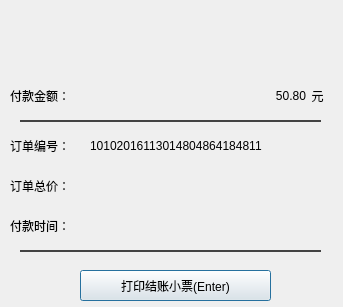
Old version of the form bbqshop/bbqshop/PaySuccessShowDlg.ui in the repository qinan2014/bbqshop.
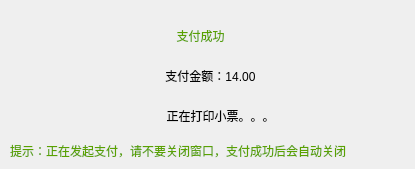
New version of the form.

Commit message: 支付结果显示窗口

Patch:
```diff
--- a/bbqshop/bbqshop/PaySuccessShowDlg.ui
+++ b/bbqshop/bbqshop/PaySuccessShowDlg.ui
@@ -6,262 +6,86 @@
    <rect>
     <x>0</x>
     <y>0</y>
-    <width>343</width>
-    <height>307</height>
+    <width>415</width>
+    <height>169</height>
    </rect>
   </property>
   <property name="windowTitle">
    <string>PaySuccessShowDlg</string>
   </property>
-  <widget class="QWidget" name="widget" native="true">
+  <widget class="QLabel" name="label">
    <property name="geometry">
     <rect>
      <x>10</x>
-     <y>130</y>
-     <width>321</width>
-     <height>31</height>
+     <y>140</y>
+     <width>401</width>
+     <height>21</height>
     </rect>
    </property>
-   <widget class="QLabel" name="label">
-    <property name="geometry">
-     <rect>
-      <x>0</x>
-      <y>0</y>
-      <width>71</width>
-      <height>31</height>
-     </rect>
-    </property>
-    <property name="styleSheet">
-     <string notr="true">font: 75 10pt &quot;Arial&quot;;</string>
-    </property>
-    <property name="text">
-     <string>订单编号：</string>
-    </property>
-   </widget>
-   <widget class="QLabel" name="labTradeNo">
-    <property name="geometry">
-     <rect>
-      <x>80</x>
-      <y>0</y>
-      <width>241</width>
-      <height>31</height>
-     </rect>
-    </property>
-    <property name="styleSheet">
-     <string notr="true">font: 75 12pt &quot;Arial&quot;;</string>
-    </property>
-    <property name="text">
-     <string>10102016113014804864184811</string>
-    </property>
-   </widget>
-  </widget>
-  <widget class="QWidget" name="widget_2" native="true">
-   <property name="geometry">
-    <rect>
-     <x>10</x>
-     <y>210</y>
-     <width>321</width>
-     <height>31</height>
-    </rect>
+   <property name="styleSheet">
+    <string notr="true">color: rgb(90, 162, 0);
+font: bold 10pt &quot;Arial&quot;;</string>
    </property>
-   <widget class="QLabel" name="label_3">
-    <property name="geometry">
-     <rect>
-      <x>0</x>
-      <y>0</y>
-      <width>71</width>
-      <height>31</height>
-     </rect>
-    </property>
-    <property name="styleSheet">
-     <string notr="true">font: 75 10pt &quot;Arial&quot;;</string>
-    </property>
-    <property name="text">
-     <string>付款时间：</string>
-    </property>
-   </widget>
-   <widget class="QLabel" name="labTradeTime">
-    <property name="geometry">
-     <rect>
-      <x>80</x>
-      <y>0</y>
-      <width>231</width>
-      <height>31</height>
-     </rect>
-    </property>
-    <property name="styleSheet">
-     <string notr="true">font: 75 12pt &quot;Arial&quot;;</string>
-    </property>
-    <property name="text">
-     <string/>
-    </property>
-    <property name="alignment">
-     <set>Qt::AlignRight|Qt::AlignTrailing|Qt::AlignVCenter</set>
-    </property>
-   </widget>
-  </widget>
-  <widget class="QWidget" name="widget_5" native="true">
-   <property name="geometry">
-    <rect>
-     <x>10</x>
-     <y>170</y>
-     <width>321</width>
-     <height>31</height>
-    </rect>
+   <property name="text">
+    <string>提示：正在发起支付，请不要关闭窗口，支付成功后会自动关闭</string>
    </property>
-   <widget class="QLabel" name="label_9">
-    <property name="geometry">
-     <rect>
-      <x>0</x>
-      <y>0</y>
-      <width>71</width>
-      <height>31</height>
-     </rect>
-    </property>
-    <property name="styleSheet">
-     <string notr="true">font: 75 10pt &quot;Arial&quot;;</string>
-    </property>
-    <property name="text">
-     <string>订单总价：</string>
-    </property>
-   </widget>
-   <widget class="QLabel" name="labTradeValue">
-    <property name="geometry">
-     <rect>
-      <x>80</x>
-      <y>0</y>
-      <width>231</width>
-      <height>31</height>
-     </rect>
-    </property>
-    <property name="styleSheet">
-     <string notr="true">font: 75 12pt &quot;Arial&quot;;</string>
-    </property>
-    <property name="text">
-     <string/>
-    </property>
-    <property name="alignment">
-     <set>Qt::AlignRight|Qt::AlignTrailing|Qt::AlignVCenter</set>
-    </property>
-   </widget>
   </widget>
-  <widget class="QPushButton" name="pbtPrint">
+  <widget class="QLabel" name="payStatus1">
    <property name="geometry">
     <rect>
-     <x>80</x>
-     <y>270</y>
-     <width>191</width>
+     <x>0</x>
+     <y>20</y>
+     <width>401</width>
      <height>31</height>
     </rect>
    </property>
    <property name="styleSheet">
-    <string notr="true">font: 12pt &quot;Arial&quot;;</string>
+    <string notr="true">font: bold 17pt &quot;Arial&quot;;
+color: rgb(90, 162, 0);</string>
    </property>
    <property name="text">
-    <string>打印结账小票(Enter)</string>
+    <string>支付成功</string>
    </property>
+   <property name="alignment">
+    <set>Qt::AlignCenter</set>
+   </property>
   </widget>
   <widget class="QLabel" name="labIcon">
    <property name="geometry">
     <rect>
-     <x>93</x>
-     <y>11</y>
-     <width>161</width>
-     <height>51</height>
+     <x>20</x>
+     <y>60</y>
+     <width>381</width>
+     <height>31</height>
     </rect>
    </property>
+   <property name="styleSheet">
+    <string notr="true">font: 75 14pt &quot;Arial&quot;;</string>
+   </property>
    <property name="text">
-    <string/>
+    <string>支付金额：14.00</string>
    </property>
+   <property name="alignment">
+    <set>Qt::AlignCenter</set>
+   </property>
   </widget>
-  <widget class="QWidget" name="widget_3" native="true">
+  <widget class="QLabel" name="payStatus3">
    <property name="geometry">
     <rect>
-     <x>10</x>
-     <y>80</y>
-     <width>321</width>
+     <x>110</x>
+     <y>100</y>
+     <width>221</width>
      <height>31</height>
     </rect>
    </property>
-   <widget class="QLabel" name="label_2">
-    <property name="geometry">
-     <rect>
-      <x>0</x>
-      <y>0</y>
-      <width>101</width>
-      <height>31</height>
-     </rect>
-    </property>
-    <property name="styleSheet">
-     <string notr="true">font: bold 14pt &quot;Arial&quot;;</string>
-    </property>
-    <property name="text">
-     <string>付款金额：</string>
-    </property>
-   </widget>
-   <widget class="QLabel" name="labTradeMoney">
-    <property name="geometry">
-     <rect>
-      <x>135</x>
-      <y>0</y>
-      <width>161</width>
-      <height>31</height>
-     </rect>
-    </property>
-    <property name="styleSheet">
-     <string notr="true">font: bold 14pt &quot;Arial&quot;;</string>
-    </property>
-    <property name="text">
-     <string>50.80</string>
-    </property>
-    <property name="alignment">
-     <set>Qt::AlignRight|Qt::AlignTrailing|Qt::AlignVCenter</set>
-    </property>
-   </widget>
-   <widget class="QLabel" name="labTradeNo_3">
-    <property name="geometry">
-     <rect>
-      <x>295</x>
-      <y>0</y>
-      <width>25</width>
-      <height>31</height>
-     </rect>
-    </property>
-    <property name="styleSheet">
-     <string notr="true">font: 10pt &quot;Arial&quot;;</string>
-    </property>
-    <property name="text">
-     <string>元</string>
-    </property>
-    <property name="alignment">
-     <set>Qt::AlignCenter</set>
-    </property>
-   </widget>
-  </widget>
-  <widget class="QWidget" name="widget_4" native="true">
-   <property name="geometry">
-    <rect>
-     <x>20</x>
-     <y>120</y>
-     <width>301</width>
-     <height>2</height>
-    </rect>
-   </property>
    <property name="styleSheet">
-    <string notr="true">background-color: rgb(67, 67, 67);</string>
+    <string notr="true">font: 75 14pt &quot;Arial&quot;;</string>
    </property>
-  </widget>
-  <widget class="QWidget" name="widget_6" native="true">
-   <property name="geometry">
-    <rect>
-     <x>20</x>
-     <y>250</y>
-     <width>301</width>
-     <height>2</height>
-    </rect>
+   <property name="text">
+    <string>正在打印小票。。。</string>
    </property>
-   <property name="styleSheet">
-    <string notr="true">background-color: rgb(67, 67, 67);</string>
+   <property name="alignment">
+    <set>Qt::AlignCenter</set>
    </property>
   </widget>
  </widget>
```
Left out of the diff: 2 changed lines with no effect on the pictures. The commit also changes 5 other files.
